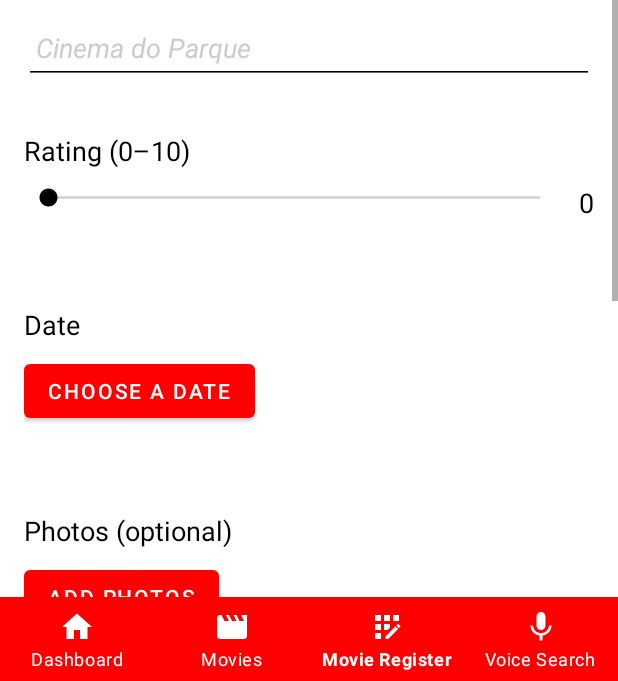
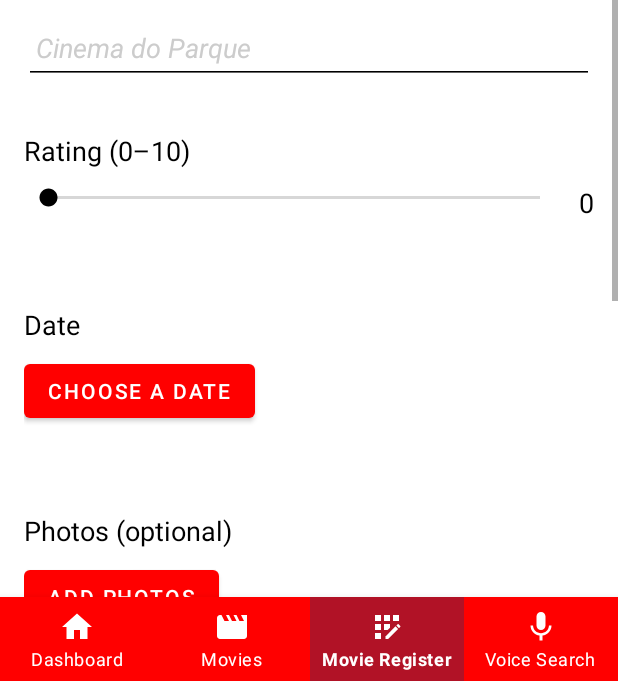
Before and after one commit to a22003420/CinemasApp, an Android app: the screen it shows after launch (MainActivity), item 3 of the bottom bar chosen, on a phone screen of 412 x 824 dp, the part 555-1236 px from its top. Run offline under Robolectric (Android 15) with nearby library versions, the light colour scheme and no system bars; our stand-ins replace Room's generated code; libraries missing offline, so code that uses them is left out: com.fondesa.kpermissions; 1 statement that could not run was skipped.

Commit message:
refactor(menu): highlight selected

```diff
--- a/app/src/main/java/pt/ulusofona/deisi/cm2223/g22202497_22000492/controller/MainActivity.kt
+++ b/app/src/main/java/pt/ulusofona/deisi/cm2223/g22202497_22000492/controller/MainActivity.kt
@@ -5,12 +5,12 @@ import android.content.res.Configuration
 import androidx.appcompat.app.AppCompatActivity
 import android.os.Bundle
 import android.os.Handler
-import android.util.Log
 import android.view.MenuItem
 import android.widget.TextView
 import com.example.cinemas_app.R
 import com.example.cinemas_app.databinding.ActivityMainBinding
 import android.Manifest
+import android.view.View
 import com.fondesa.kpermissions.allGranted
 import com.fondesa.kpermissions.extension.permissionsBuilder
 import com.fondesa.kpermissions.extension.send
@@ -28,7 +28,11 @@ class MainActivity : AppCompatActivity() {
       Manifest.permission.ACCESS_FINE_LOCATION,
       Manifest.permission.ACCESS_COARSE_LOCATION).build().send { result ->
       if (result.allGranted()) {
-        NavigationManager.goToDashboardFragment(supportFragmentManager)
+        NavigationManager.goToDashboardFragment(
+          supportFragmentManager,
+          binding.bottomNavigationView,
+          resources.getColor(R.color.wine_red, null)
+        )
       } else {
         finish()
       }
@@ -51,15 +55,26 @@ class MainActivity : AppCompatActivity() {
   }
 
   private fun onClickNavigationItem(item: MenuItem): Boolean {
+    val highlightedColor = resources.getColor(R.color.wine_red, null)
     when(item.itemId) {
-      R.id.navigation_dashboard -> NavigationManager.goToDashboardFragment(supportFragmentManager)
-      R.id.navigation_movie_presentation -> NavigationManager.goToFilmesFragment(
-        supportFragmentManager
-      )
-      R.id.navigation_movie_register -> NavigationManager.goToRegistoFragment(supportFragmentManager)
+      R.id.navigation_dashboard -> {
+        NavigationManager.goToDashboardFragment(
+          supportFragmentManager, binding.bottomNavigationView, highlightedColor
+        )
+      }
+      R.id.navigation_movie_presentation -> {
+        NavigationManager.goToFilmesFragment(
+          supportFragmentManager, binding.bottomNavigationView, highlightedColor
+        )
+      }
+      R.id.navigation_movie_register -> {
+        NavigationManager.goToRegistoFragment(
+          supportFragmentManager, binding.bottomNavigationView, highlightedColor
+        )
+      }
       R.id.navigation_microphone -> {
         val countdownDialog: Dialog = createCountdownDialog();
-        countdownDialog.show();
+        countdownDialog.show()
 
       }
     }
--- a/app/src/main/java/pt/ulusofona/deisi/cm2223/g22202497_22000492/controller/NavigationManager.kt
+++ b/app/src/main/java/pt/ulusofona/deisi/cm2223/g22202497_22000492/controller/NavigationManager.kt
@@ -1,12 +1,19 @@
 package pt.ulusofona.deisi.cm2223.g22202497_22000492.controller
 
+import android.annotation.SuppressLint
+import android.graphics.drawable.Drawable
+import android.view.View
+import androidx.core.content.ContentProviderCompat.requireContext
+import androidx.core.content.ContextCompat
 import pt.ulusofona.deisi.cm2223.g22202497_22000492.view.fragments.FilmesFragment
 import androidx.fragment.app.Fragment
 import androidx.fragment.app.FragmentManager
 import com.example.cinemas_app.R
+import com.google.android.material.bottomnavigation.BottomNavigationView
 import pt.ulusofona.deisi.cm2223.g22202497_22000492.view.fragments.FilmesDetailFragment
 import pt.ulusofona.deisi.cm2223.g22202497_22000492.view.fragments.DashboardFragment
 import pt.ulusofona.deisi.cm2223.g22202497_22000492.view.fragments.RegistoFilmesFragment
+import java.security.AccessController.getContext
 
 object NavigationManager {
 
@@ -17,19 +24,52 @@ object NavigationManager {
     transition.commit()
   }
 
-  fun goToDashboardFragment(fm: FragmentManager) {
+  fun goToDashboardFragment(
+    fm: FragmentManager,
+    bottomNavigationView: BottomNavigationView,
+    color: Int
+  ) {
     placeFragment(fm, DashboardFragment())
+    hightLightMenuItem(bottomNavigationView, R.id.navigation_dashboard, color)
   }
 
-  fun goToFilmesFragment(fm: FragmentManager) {
+  fun goToFilmesFragment(
+    fm: FragmentManager,
+    bottomNavigationView: BottomNavigationView,
+    color: Int
+  ) {
     placeFragment(fm, FilmesFragment())
+    hightLightMenuItem(bottomNavigationView, R.id.navigation_movie_presentation, color)
   }
 
-  fun goToRegistoFragment(fm: FragmentManager) {
+  fun goToRegistoFragment(
+    fm: FragmentManager,
+    bottomNavigationView: BottomNavigationView,
+    color: Int
+  ) {
     placeFragment(fm, RegistoFilmesFragment())
+    hightLightMenuItem(bottomNavigationView, R.id.navigation_movie_register, color)
   }
 
   fun goToFilmesDetailFragment(fm: FragmentManager, id: String) {
     placeFragment(fm, FilmesDetailFragment.newInstance(id))
   }
+
+  @SuppressLint("ResourceAsColor")
+  private fun hightLightMenuItem(bottomNavigationView: BottomNavigationView, id: Int, color: Int) {
+    val item = bottomNavigationView.findViewById<View>(id)
+
+    val idList = listOf(
+      R.id.navigation_dashboard,
+      R.id.navigation_movie_presentation,
+      R.id.navigation_movie_register
+    )
+
+    idList.forEach {
+      val item = bottomNavigationView.findViewById<View>(it)
+      item.setBackgroundResource(0)
+    }
+
+    item.setBackgroundColor(color)
+  }
 }
--- a/app/src/main/res/values/colors.xml
+++ b/app/src/main/res/values/colors.xml
@@ -9,6 +9,7 @@
     <color name="white">#FFFFFFFF</color>
     <color name="red">#FF0000</color>
     <color name="light_red">#ffa8a8</color>
+    <color name="wine_red">#b11226</color>
     <color name="bottom_navigation_item_color">#FFFFFF</color>
     <color name="bottom_navigation_item_color_selected">#FFFFFFFF</color>
     // color grey
```
